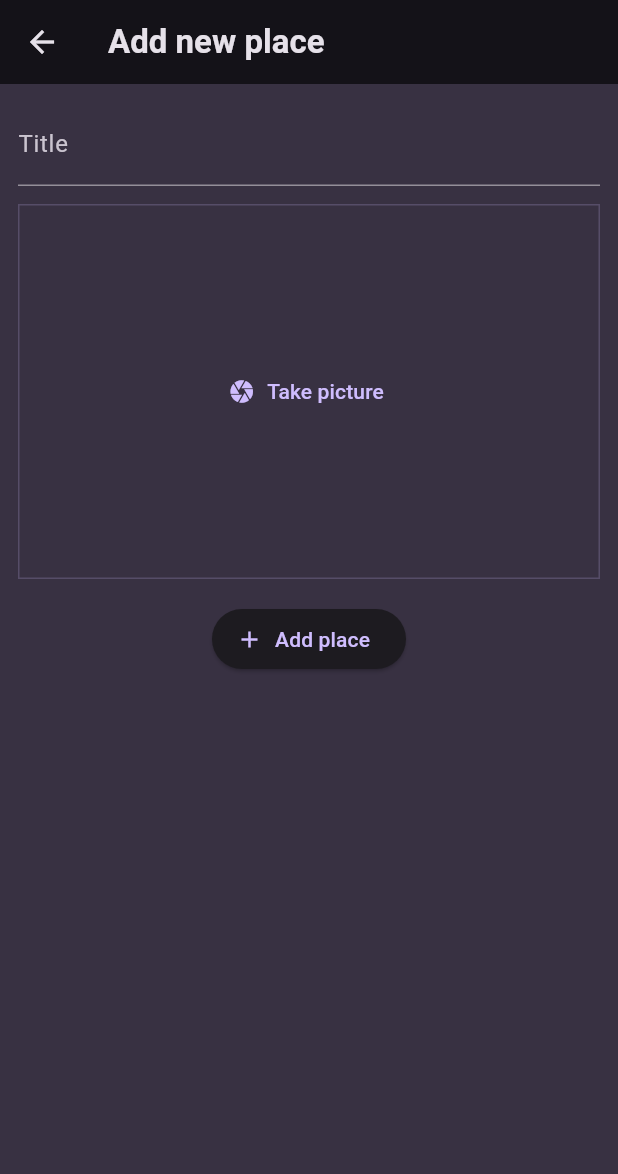
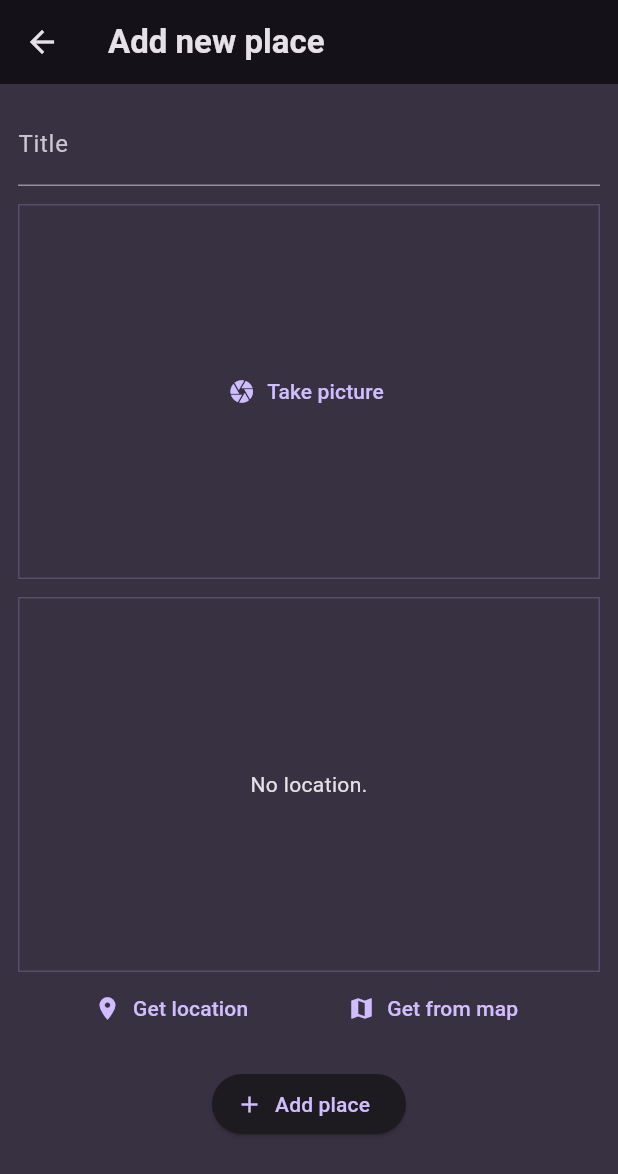
Before and after one commit to haido86/flutter-favorite-places-app, a Flutter app: the AddPlaceScreen screen opened directly, on a phone screen of 412 x 824 dp. Shown: the top 1174 px of the screen. Run offline on Flutter 3.47's test engine with Material 3 defaults, Android fonts, the phone set to English and light mode, and no system bars; our stand-ins replace flutter_riverpod, google_fonts, image_picker, location.

Commit message:
Add location

```diff
--- a/lib/screens/add_place_screen.dart
+++ b/lib/screens/add_place_screen.dart
@@ -1,4 +1,5 @@
 import 'dart:io';
+import 'package:favorite_places_app/widgets/location_input.dart';
 import 'package:flutter/material.dart';
 import 'package:flutter_riverpod/flutter_riverpod.dart';
 
@@ -55,14 +56,14 @@ class _AddPlaceScreenState extends ConsumerState<AddPlaceScreen> {
                 ),
                 controller: _titleController,
               ),
-              const SizedBox(
-                height: 12,
-              ),
+              const SizedBox(height: 12),
               InputImage(
                 onPickImage: (image) {
                   _selectedImage = image;
                 },
               ),
+              const SizedBox(height: 12),
+              const LocationInput(),
               const SizedBox(height: 16),
               ElevatedButton.icon(
                   onPressed: _savePlace,
--- /dev/null
+++ b/lib/widgets/location_input.dart
@@ -0,0 +1,94 @@
+import 'package:location/location.dart';
+import 'package:flutter/material.dart';
+
+class LocationInput extends StatefulWidget {
+  const LocationInput({super.key});
+  @override
+  State<LocationInput> createState() {
+    return _LocationInputState();
+  }
+}
+
+class _LocationInputState extends State<LocationInput> {
+  Location? _pickedLocation;
+  var _isGettingLocation = false;
+
+  void _getCurrentLocation() async {
+    Location location = Location();
+
+    bool serviceEnabled;
+    PermissionStatus permissionGranted;
+    LocationData locationData;
+
+    serviceEnabled = await location.serviceEnabled();
+    if (!serviceEnabled) {
+      serviceEnabled = await location.requestService();
+      if (!serviceEnabled) {
+        return;
+      }
+    }
+
+    permissionGranted = await location.hasPermission();
+    if (permissionGranted == PermissionStatus.denied) {
+      permissionGranted = await location.requestPermission();
+      if (permissionGranted != PermissionStatus.granted) {
+        return;
+      }
+    }
+    setState(() {
+      _isGettingLocation = true;
+    });
+
+    locationData = await location.getLocation();
+    setState(() {
+      _isGettingLocation = false;
+    });
+    print(locationData.latitude);
+    print(locationData.longitude);
+  }
+
+  @override
+  Widget build(BuildContext context) {
+    Widget previewContent = Text(
+      'No location.',
+      textAlign: TextAlign.center,
+      style: TextStyle(
+        color: Theme.of(context).colorScheme.onBackground,
+      ),
+    );
+    if (_isGettingLocation) {
+      previewContent = const CircularProgressIndicator();
+    }
+
+    return Column(
+      children: [
+        Container(
+          decoration: BoxDecoration(
+            border: Border.all(
+              color: Theme.of(context).colorScheme.primary.withOpacity(0.2),
+            ),
+          ),
+          alignment: Alignment.center,
+          height: 250,
+          width: double.infinity,
+          child: previewContent,
+        ),
+        Row(
+          mainAxisAlignment: MainAxisAlignment.spaceEvenly,
+          children: [
+            TextButton.icon(
+              onPressed: _getCurrentLocation,
+              icon: const Icon(Icons.location_on),
+              label: const Text('Get location'),
+            ),
+            TextButton.icon(
+              onPressed: () {},
+              icon: const Icon(Icons.map),
+              label: const Text('Get from map'),
+            ),
+          ],
+        )
+      ],
+    );
+  }
+}
--- a/pubspec.yaml
+++ b/pubspec.yaml
@@ -38,6 +38,7 @@ dependencies:
   uuid: ^4.1.0
   flutter_riverpod: ^2.4.3
   image_picker: ^1.0.4
+  location: ^5.0.3
 
 dev_dependencies:
   flutter_test:
```
Also changed, not shown: pubspec.lock, 3 other files.
